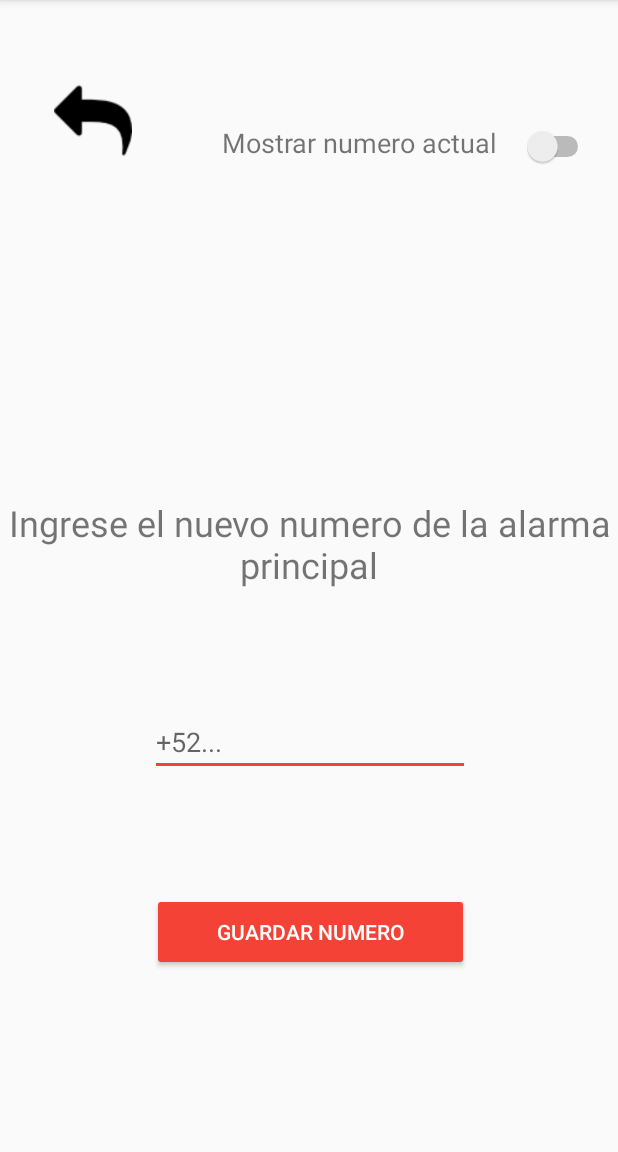
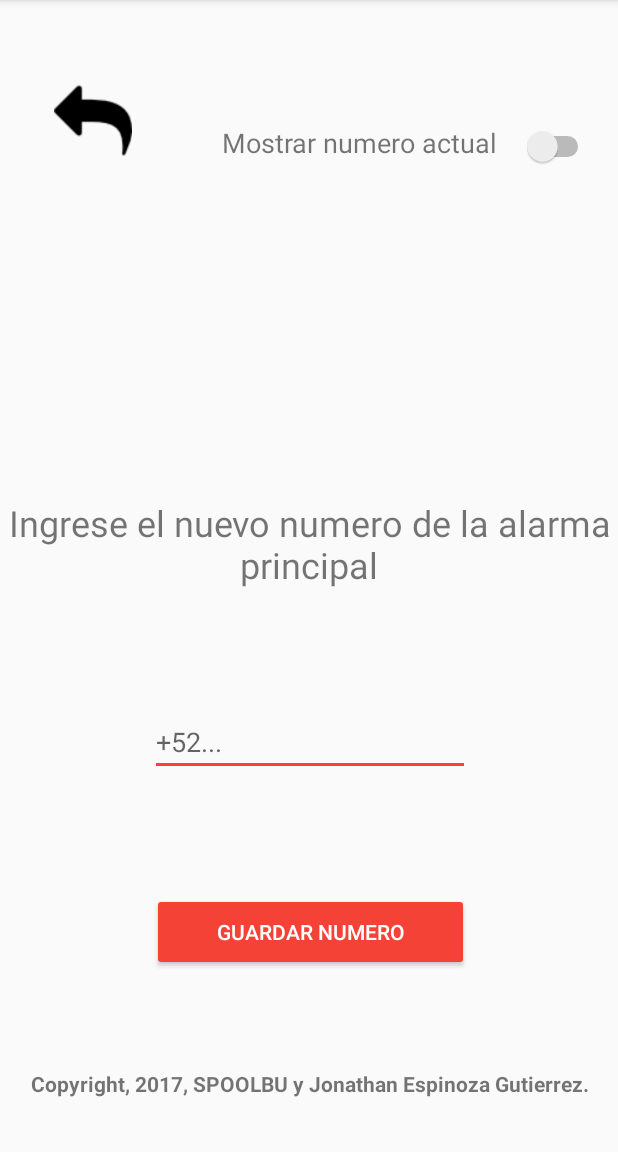
Before and after one commit to MartinMelo97/UvaRoboticsApp, an Android app: the ChangeNumber screen opened directly, with no data from a screen before it, on a phone screen of 412 x 824 dp, the part 84-1236 px from its top. Run offline under Robolectric (Android 15) with nearby library versions, the phone set to English and light mode, and no system bars.

Commit message:
Agregamos terminos y condiciones y cambiamos imagen splahs

```diff
--- a/app/build.gradle
+++ b/app/build.gradle
@@ -2,7 +2,7 @@ apply plugin: 'com.android.application'
 
 android {
     compileSdkVersion 26
-    buildToolsVersion "26.0.1"
+    buildToolsVersion '26.0.2'
     defaultConfig {
         applicationId "com.example.martinmelo.uvarobotics"
         minSdkVersion 14
--- a/app/src/main/java/com/example/martinmelo/uvarobotics/MainActivity.java
+++ b/app/src/main/java/com/example/martinmelo/uvarobotics/MainActivity.java
@@ -261,11 +261,11 @@ public class MainActivity extends AppCompatActivity {
 
     public void checkQuien()
     {
-        if(clicksQuien >= 2)
+        if(clicksQuien >= 1)
         {
             BtnUbicacion.setEnabled(false);
             BtnUbicacion.setBackgroundColor(getResources().getColor(R.color.disabledd));
-            CountDownTimer buttonTimer = new CountDownTimer(15000, 1000) {
+            CountDownTimer buttonTimer = new CountDownTimer(30000, 1000) {
                 @Override
                 public void onTick(long l) {
                     BtnUbicacion.setText(""+l/1000);
--- a/app/src/main/res/layout/activity_change_number.xml
+++ b/app/src/main/res/layout/activity_change_number.xml
@@ -142,4 +142,21 @@
         app:layout_constraintVertical_bias="0.062"
         app:srcCompat="@drawable/reply" />
 
+    <TextView
+        android:id="@+id/textView4"
+        android:layout_width="wrap_content"
+        android:layout_height="wrap_content"
+        android:layout_marginBottom="8dp"
+        android:layout_marginEnd="8dp"
+        android:layout_marginStart="8dp"
+        android:layout_marginTop="8dp"
+        android:text="@string/TerminosCondiciones"
+        android:textAlignment="center"
+        android:textStyle="bold"
+        app:layout_constraintBottom_toBottomOf="parent"
+        app:layout_constraintEnd_toEndOf="parent"
+        app:layout_constraintStart_toStartOf="parent"
+        app:layout_constraintTop_toTopOf="parent"
+        app:layout_constraintVertical_bias="0.962" />
+
 </android.support.constraint.ConstraintLayout>
--- a/app/src/main/res/values/strings.xml
+++ b/app/src/main/res/values/strings.xml
@@ -11,4 +11,5 @@
     <string name="PanicoButtonText">Panico</string>
     <string name="AlertaButtonText">Alerta</string>
     <string name="QuienButtonText">¿Quien pide auxilio?</string>
+    <string name="TerminosCondiciones">Copyright, 2017, SPOOLBU y Jonathan Espinoza Gutierrez.</string>
 </resources>
--- a/build.gradle
+++ b/build.gradle
@@ -5,7 +5,7 @@ buildscript {
         jcenter()
     }
     dependencies {
-        classpath 'com.android.tools.build:gradle:2.3.3'
+        classpath 'com.android.tools.build:gradle:3.0.1'
 
         // NOTE: Do not place your application dependencies here; they belong
         // in the individual module build.gradle files
```
Also changed, not shown: app/src/main/res/layout/activity_splash.xml (+8 -8 lines), app/src/main/res/drawable/logo_remasterizado.jpg (deleted), app/src/main/res/drawable/logo_remasterizado.png (added), gradle/wrapper/gradle-wrapper.properties.
